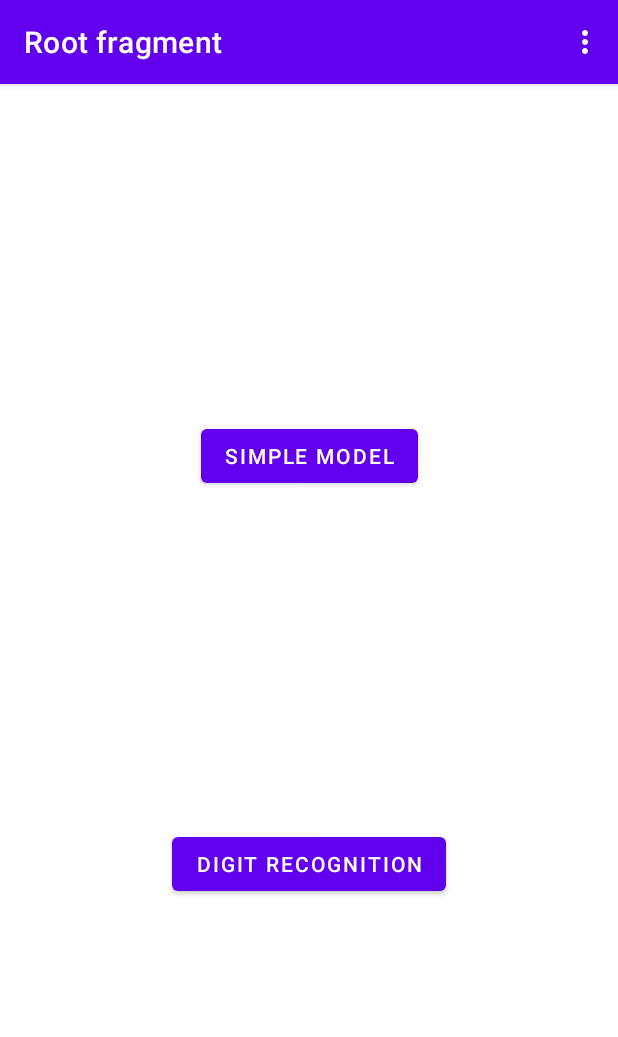
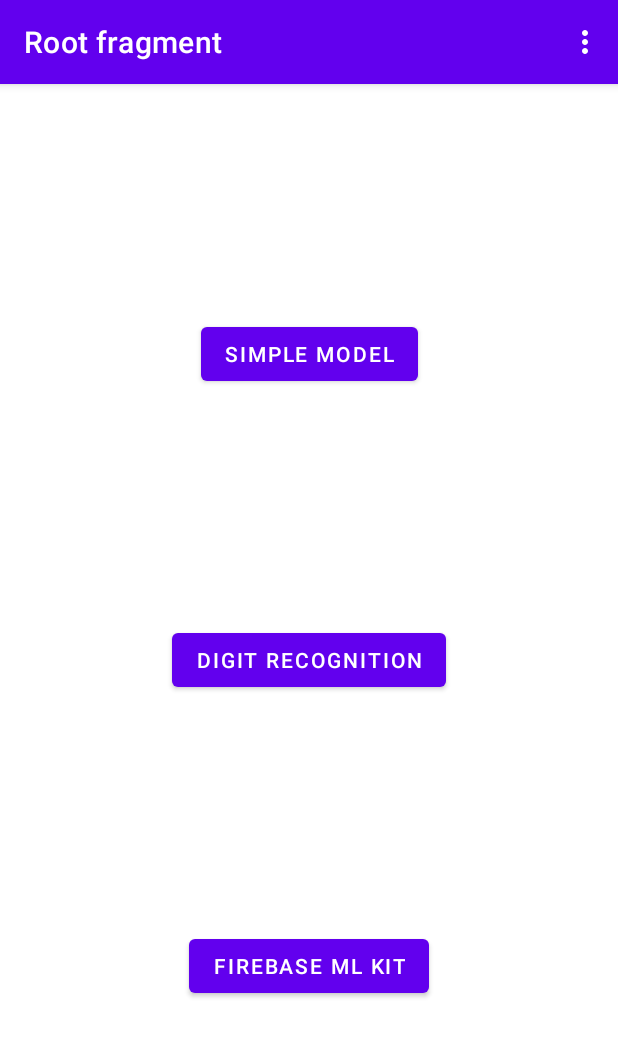
Before and after one commit to GMKornilov/neural_android, an Android app: the screen it shows after launch (MainActivity), on a phone screen of 412 x 824 dp. Shown: the top 1037 px of the screen. Run offline under Robolectric (Android 15) with nearby library versions, the phone set to English and light mode, and no system bars; our stand-ins replace navigation-ui.

Commit message:
add firebase ml kit example

```diff
--- a/app/src/main/AndroidManifest.xml
+++ b/app/src/main/AndroidManifest.xml
@@ -1,6 +1,8 @@
 <?xml version="1.0" encoding="utf-8"?>
 <manifest xmlns:android="http://schemas.android.com/apk/res/android"
     xmlns:tools="http://schemas.android.com/tools">
+
+    <uses-permission android:name="android.permission.INTERNET"/>
 
     <application
         android:allowBackup="true"
@@ -14,7 +16,6 @@
         <activity
             android:name=".MainActivity"
             android:exported="true"
-            android:label="@string/app_name"
             android:theme="@style/Theme.TensorFlowRawExample.NoActionBar">
             <intent-filter>
                 <action android:name="android.intent.action.MAIN" />
--- a/app/src/main/java/com/example/tensorflowrawexample/RootFragment.kt
+++ b/app/src/main/java/com/example/tensorflowrawexample/RootFragment.kt
@@ -31,6 +31,10 @@ class RootFragment : Fragment() {
         binding.buttonDigitRecognition.setOnClickListener {
             findNavController().navigate(R.id.action_RootFragment_to_DigitCanvasFragment)
         }
+
+        binding.buttonFirebaseMlKit.setOnClickListener {
+            findNavController().navigate(R.id.action_RootFragment_to_FirebaseMlKitFragment)
+        }
     }
 
     override fun onDestroyView() {
--- a/app/src/main/res/layout/fragment_root.xml
+++ b/app/src/main/res/layout/fragment_root.xml
@@ -19,9 +19,19 @@
         android:layout_width="wrap_content"
         android:layout_height="wrap_content"
         android:text="@string/go_to_digit_recognition"
-        app:layout_constraintBottom_toBottomOf="parent"
+        app:layout_constraintBottom_toTopOf="@id/button_firebase_ml_kit"
         app:layout_constraintEnd_toEndOf="parent"
         app:layout_constraintStart_toStartOf="parent"
         app:layout_constraintTop_toBottomOf="@id/button_simple_model" />
 
+    <Button
+        android:id="@+id/button_firebase_ml_kit"
+        android:layout_width="wrap_content"
+        android:layout_height="wrap_content"
+        android:text="@string/go_to_firebase_ml_kit"
+        app:layout_constraintBottom_toBottomOf="parent"
+        app:layout_constraintEnd_toEndOf="parent"
+        app:layout_constraintStart_toStartOf="parent"
+        app:layout_constraintTop_toBottomOf="@id/button_digit_recognition" />
+
 </androidx.constraintlayout.widget.ConstraintLayout>
--- a/app/src/main/res/navigation/nav_graph.xml
+++ b/app/src/main/res/navigation/nav_graph.xml
@@ -19,6 +19,10 @@
             android:id="@+id/action_RootFragment_to_DigitCanvasFragment"
             app:destination="@id/DigitRecognitionFragment" />
 
+        <action
+            android:id="@+id/action_RootFragment_to_FirebaseMlKitFragment"
+            app:destination="@id/FirebaseMlKitFragment" />
+
     </fragment>
 
     <fragment
@@ -33,4 +37,10 @@
         android:label="@string/digit_recognition_fragment_label"
         tools:layout="@layout/fragment_digit_canvas" />
 
+    <fragment
+        android:id="@+id/FirebaseMlKitFragment"
+        android:name="com.example.tensorflowrawexample.FirebaseMlKitFragment"
+        android:label="@string/firebase_ml_kit_fragment_label"
+        tools:layout="@layout/fragment_simple_model" />
+
 </navigation>
--- a/app/src/main/res/values/strings.xml
+++ b/app/src/main/res/values/strings.xml
@@ -5,6 +5,7 @@
     <string name="root_fragment_label">Root fragment</string>
     <string name="simple_model_fragment_label">Simple model fragment</string>
     <string name="digit_recognition_fragment_label">Digit recognition fragment</string>
+    <string name="firebase_ml_kit_fragment_label">Firebase ML Kit fragment</string>
     <string name="first_fragment_label">First Fragment</string>
     <string name="second_fragment_label">Second Fragment</string>
     <string name="next">Next</string>
@@ -12,6 +13,7 @@
 
     <string name="go_to_simple_model">Simple model</string>
     <string name="go_to_digit_recognition">Digit recognition</string>
+    <string name="go_to_firebase_ml_kit">Firebase ML Kit</string>
 
     <string name="x_1_hint">First variable</string>
     <string name="x_2_hint">Second variable</string>
```
Also changed, not shown: app/build.gradle (+8 -0 lines), app/src/main/java/com/example/tensorflowrawexample/FirebaseMlKitFragment.kt (added, +95 -0 lines), build.gradle (+6 -1 lines), 1 other file.
